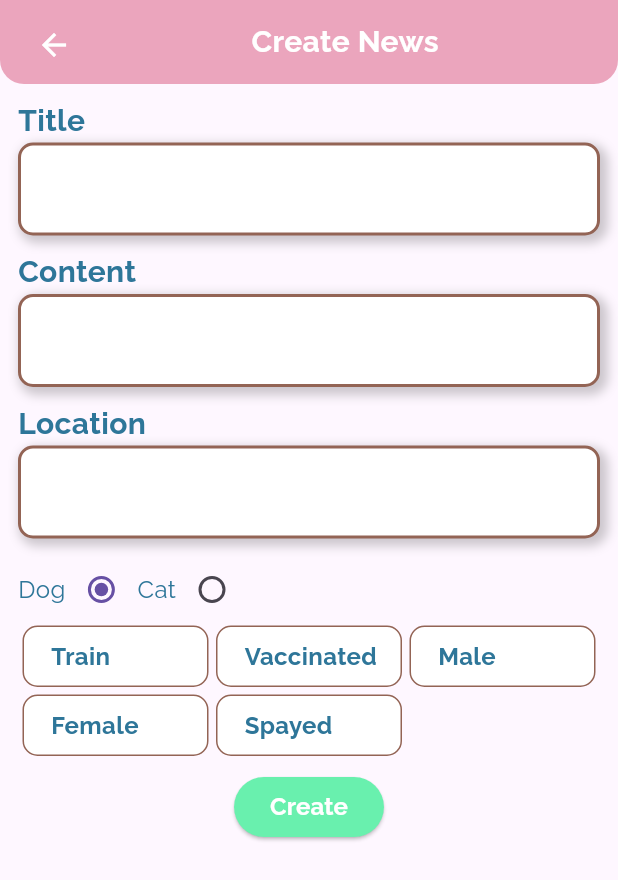
After one commit to baolqpit/PetCare-App, a Flutter app: the CreateNewsScreen screen opened directly, after a tap on "Create", on a phone screen of 412 x 824 dp. The commit adds this screen. Shown: the top 880 px of the screen. Run offline on Flutter 3.47's test engine with Material 3 defaults, Android fonts, the phone set to English and light mode, and no system bars; our stand-ins replace animated_splash_screen, carousel_slider, dio, firebase_auth, firebase_core, flutter_svg and 6 more; missing offline and left inert: dart:ffi, email_otp; accounts and stored records are empty.

Commit message:
Build Create News Screen

```diff
--- a/lib/api/app_api/news_api.dart
+++ b/lib/api/app_api/news_api.dart
@@ -3,11 +3,18 @@ import 'package:petcare_app_management/api/base_api/base_api.dart';
 class NewsApi extends BaseApi {
   NewsApi() : super();
   final GET_LIST_NEWS = 'News/GetListNews';
+  final CREATE_NEWS = 'News/CreateNews';
+
 
 
   ///GET NEWS
-  getNews() async {
+  getNews(){
     return BaseApi().getPetCareAppDataFromAPI(url: GET_LIST_NEWS);
   }
 
+  ///CREATE NEWS
+  createNews({required Map<String, dynamic> data}) {
+    return BaseApi().postPetCareAppDataFromAPI(url: CREATE_NEWS, data: data);
 }
+
+}
--- a/lib/constants/Constants.dart
+++ b/lib/constants/Constants.dart
@@ -1,3 +1,5 @@
+import 'package:get/get_rx/src/rx_types/rx_types.dart';
+
 class Constants {
   static const List<String> LIST_BUTTONS_FUNCTION = [
     "Sale",
@@ -34,4 +36,12 @@ class Constants {
       'url': "https://static.vecteezy.com/system/resources/previews/023/170/625/original/cute-kawaii-snake-chibi-mascot-cartoon-style-vector.jpg",
     },
   ];
+
+  static RxList<dynamic> LIST_PET_ABOUT_ATTRIBUTES = RxList([
+    {'label': 'Train', 'isSelected': false},
+    {'label': 'Vaccinated', 'isSelected': false},
+    {'label': 'Male', 'isSelected': false},
+    {'label': 'Female', 'isSelected': false},
+    {'label': 'Spayed', 'isSelected': false},
+  ]);
 }
--- a/lib/controllers/news_controller.dart
+++ b/lib/controllers/news_controller.dart
@@ -1,7 +1,11 @@
+import 'dart:convert';
+
+import 'package:flutter/cupertino.dart';
 import 'package:get/get.dart';
 import 'package:petcare_app_management/api/app_api/news_api.dart';
 import 'package:petcare_app_management/controllers/app_controller.dart';
 import 'package:petcare_app_management/model/news_model/news_model.dart';
+import 'package:petcare_app_management/share/Widgets/dialog.dart';
 
 class NewsController extends GetxController {
   final AppController appController = Get.find();
@@ -14,4 +18,25 @@ class NewsController extends GetxController {
     listNews.value = response.map<NewsModel>((json) => NewsModel.fromJson(json)).toList();
     appController.isLoading.value = false;
   }
+
+  ///CREATE NEWS
+  createNews({required NewsModel newsModel, required BuildContext context}) async {
+    appController.isLoading.value = true;
+    Map<String, dynamic> data = {
+      "newsTitle": newsModel.newsTitle,
+      "newsURL": newsModel.newsURL,
+      "newsTypeName": newsModel.newsTypeName,
+      "newsTypeId": newsModel.newsTypeId,
+      "publicDate": DateTime.now().toUtc().toIso8601String(),
+      "publicByShopId": newsModel.publicByShopId,
+      "newsData": jsonEncode(newsModel.newsData),
+      "location": newsModel.location,
+      "abandonAnimalTypeId": newsModel.abandonAnimalTypeId,
+      "abandonAnimalTypeName": newsModel.abandonAnimalTypeName
+    };
+    print(DateTime.now());
+    var res = await NewsApi().createNews(data: data);
+    res != null ? showSnackBar(context: context, content: 'Create News Successfully!') : null;
+    appController.isLoading.value = false;
+  }
 }
--- /dev/null
+++ b/lib/screens/homepage_screens/create_news_screen.dart
@@ -0,0 +1,222 @@
+import 'dart:convert';
+import 'dart:ffi';
+
+import 'package:flutter/cupertino.dart';
+import 'package:flutter/material.dart';
+import 'package:flutter/widgets.dart';
+import 'package:get/get.dart';
+import 'package:multi_select_flutter/dialog/multi_select_dialog_field.dart';
+import 'package:multi_select_flutter/multi_select_flutter.dart';
+import 'package:petcare_app_management/constants/Constants.dart';
+import 'package:petcare_app_management/controllers/news_controller.dart';
+import 'package:petcare_app_management/controllers/user_controller.dart';
+import 'package:petcare_app_management/model/news_model/news_model.dart';
+import 'package:petcare_app_management/share/Colors/app_color.dart';
+import 'package:petcare_app_management/share/Dimens/dimens.dart';
+import 'package:petcare_app_management/share/Widgets/apptext.dart';
+import 'package:petcare_app_management/share/Widgets/custom_app_bar.dart';
+
+class CreateNewsScreen extends StatefulWidget {
+  const CreateNewsScreen({super.key});
+
+  @override
+  State<CreateNewsScreen> createState() => _CreateNewsScreenState();
+}
+
+class _CreateNewsScreenState extends State<CreateNewsScreen> {
+  final UserController userController = Get.find();
+  final NewsController newsController = Get.find();
+  ScrollController scrollController = ScrollController();
+  TextEditingController newsTitleController = TextEditingController();
+  TextEditingController newsContentController = TextEditingController();
+  TextEditingController locationController = TextEditingController();
+  Rx<int> petTypeGroupId = Rx<int>(1);
+
+
+  @override
+  void dispose() {
+    // TODO: implement dispose
+    scrollController.dispose();
+    super.dispose();
+  }
+
+  @override
+  Widget build(BuildContext context) {
+    return Scaffold(
+      appBar: CustomAppBar(title: 'Create News', showReturnButton: true),
+      body: Padding(
+        padding: const EdgeInsets.symmetric(
+            vertical: Dimens.padding_vertical,
+            horizontal: Dimens.padding_horizontal),
+        child: SingleChildScrollView(
+          controller: scrollController,
+          child: Column(
+            children: <Widget>[
+              _buildTextField(controller: newsTitleController, label: 'Title'),
+              _buildTextField(
+                  controller: newsContentController, label: 'Content'),
+              _buildTextField(controller: locationController, label: 'Location'),
+              Row(
+                children: <Widget>[
+                  _buildRadioButtons(label: 'Dog', radioValue: 1),
+                  _buildRadioButtons(label: 'Cat', radioValue: 2),
+                ],
+              ),
+              _buildMultiChoice(),
+              Dimens.height10,
+              _buildCreateButton()
+            ],
+          ),
+        ),
+      ),
+    );
+  }
+
+  _buildTextField(
+      {required TextEditingController controller, required String label}) {
+    return Column(
+      crossAxisAlignment: CrossAxisAlignment.start,
+      children: [
+        AppText(
+          content: label,
+          fontWeight: FontWeight.bold,
+          textSize: Dimens.font_size_title,
+          color: AppColor.colorTextCyan,
+        ),
+        Stack(
+          children: <Widget>[
+            _buildBoxShadow(),
+            Container(
+              padding: const EdgeInsets.all(Dimens.sizeValue5),
+              decoration: BoxDecoration(
+                  border: const Border.fromBorderSide(BorderSide(
+                      color: AppColor.colorBorderContainer, width: 2)),
+                  color: AppColor.white,
+                  borderRadius: BorderRadius.circular(Dimens.sizeValue10)),
+              child: TextField(
+                controller: controller,
+                decoration: const InputDecoration(
+                  border: InputBorder.none,
+                ),
+              ),
+            ),
+          ],
+        ),
+        Dimens.height10,
+      ],
+    );
+  }
+
+  _buildBoxShadow() {
+    return Positioned.fill(
+      child: Container(
+        decoration: BoxDecoration(
+            borderRadius: BorderRadius.circular(Dimens.circular12),
+            boxShadow: [
+              BoxShadow(
+                color: AppColor.black.withOpacity(0.2),
+                spreadRadius: 2,
+                blurRadius: 5,
+                offset: const Offset(3, 3),
+              ),
+            ]),
+      ),
+    );
+  }
+
+  _buildRadioButtons({required String label, required int radioValue}) {
+    return Obx(() => Row(
+          children: <Widget>[
+            AppText(
+              content: label,
+              color: AppColor.colorTextCyan,
+            ),
+            Radio(
+                value: radioValue,
+                groupValue: petTypeGroupId.value,
+                onChanged: (value) {
+                  value != null ? petTypeGroupId.value = value : null;
+                }),
+          ],
+        ));
+  }
+
+  _buildMultiChoice() {
+    return Obx(() => Wrap(
+          crossAxisAlignment: WrapCrossAlignment.center,
+          spacing: Dimens.sizeValue5,
+          runSpacing: Dimens.sizeValue5,
+          children: Constants.LIST_PET_ABOUT_ATTRIBUTES
+              .map((atrribute) => GestureDetector(
+                    onTap: () {
+                      setState(() {
+                        atrribute['isSelected'] = !atrribute['isSelected'];
+                      });
+                    },
+                    child: Container(
+                      width: (Get.width - (Dimens.sizeValue10 * 4)) / 3,
+                      padding: const EdgeInsets.all(Dimens.padding_8),
+                      decoration: BoxDecoration(
+                          border: const Border.fromBorderSide(
+                              BorderSide(color: AppColor.colorBorderContainer)),
+                          borderRadius:
+                              BorderRadius.circular(Dimens.circular10),
+                          color: atrribute['isSelected']
+                              ? AppColor.primary
+                              : AppColor.white),
+                      child: Row(
+                        children: [
+                          atrribute['isSelected']
+                              ? const Icon(
+                                  Icons.check,
+                                  color: AppColor.white,
+                                )
+                              : const SizedBox(),
+                          Dimens.width10,
+                          Expanded(
+                            child: AppText(
+                              content: atrribute['label'],
+                              color: atrribute['isSelected']
+                                  ? AppColor.white
+                                  : AppColor.colorTextCyan,
+                              fontWeight: FontWeight.bold,
+                              maxLine: 1,
+                            ),
+                          ),
+                        ],
+                      ),
+                    ),
+                  ))
+              .toList(),
+        ));
+  }
+
+  _buildCreateButton() {
+    return ElevatedButton(
+      onPressed: () {
+        var newsData = {
+          'listAttributes': Constants.LIST_PET_ABOUT_ATTRIBUTES,
+          'content': newsContentController.text
+        };
+        NewsModel newsModel = NewsModel(
+          newsTitle: newsTitleController.text,
+          newsURL: "",
+          newsTypeId: 1,
+          newsTypeName: 'Adopt',
+          location: locationController.text,
+          abandonAnimalTypeId: petTypeGroupId.value,
+          abandonAnimalTypeName: petTypeGroupId.value == 1 ? 'Dog' : 'Cat',
+          publicByShopId: userController.userInfo.value!.userId,
+          newsData: jsonEncode(newsData)
+        );
+        newsController.createNews(newsModel: newsModel, context: context);
+      },
+      style: ElevatedButton.styleFrom(backgroundColor: AppColor.submitColor),
+      child: AppText(
+        content: 'Create',
+        color: AppColor.white,
+        fontWeight: FontWeight.bold,
+      ),
+    );
+  }
+}
--- a/lib/screens/homepage_screens/homepage_screen.dart
+++ b/lib/screens/homepage_screens/homepage_screen.dart
@@ -5,6 +5,7 @@ import 'package:petcare_app_management/controllers/app_controller.dart';
 import 'package:petcare_app_management/controllers/news_controller.dart';
 import 'package:petcare_app_management/controllers/pet_controller.dart';
 import 'package:petcare_app_management/controllers/user_controller.dart';
+import 'package:petcare_app_management/screens/homepage_screens/create_news_screen.dart';
 import 'package:petcare_app_management/screens/homepage_screens/list_pet_to_adopt.dart';
 import 'package:petcare_app_management/screens/homepage_screens/pet_type_list.dart';
 import 'package:petcare_app_management/share/Colors/app_color.dart';
@@ -54,12 +55,29 @@ class _HomepageScreenState extends State<HomepageScreen> {
                 vertical: Dimens.padding_vertical),
             child: Column(
               children: <Widget>[
-                _buildSearchBar(),
+                Row(
+                  mainAxisAlignment: MainAxisAlignment.spaceBetween,
+                  children: <Widget>[
+                    Expanded(child: _buildSearchBar()),
+                    Dimens.width10,
+                    Ink(
+                      decoration: const ShapeDecoration(
+                        color: AppColor.primary,
+                        shape: CircleBorder(),
+                      ),
+                      child: IconButton(
+                        icon: const Icon(Icons.create),
+                        color: Colors.white,
+                        onPressed: () => Get.to(() => const CreateNewsScreen()),
+                      ),
+                    ),
+                  ],
+                ),
                 Dimens.height20,
                 const PetTypeList(),
                 Dimens.height20,
                 Expanded(
-                    child: SingleChildScrollView( controller: scrollController,scrollDirection: Axis.vertical, child: ListPetToAdopt()))
+                    child: SingleChildScrollView( controller: scrollController,scrollDirection: Axis.vertical, child: ListPetToAdopt())),
                 // HotNews()
                 // UserPetsContainer()
               ],
--- a/pubspec.yaml
+++ b/pubspec.yaml
@@ -49,6 +49,7 @@ dependencies:
   lottie: ^3.1.2
   intl: ^0.19.0
   carousel_slider: ^4.2.1
+  multi_select_flutter: ^4.1.3
 
 dev_dependencies:
   flutter_test:
```
Also changed, not shown: pubspec.lock.
